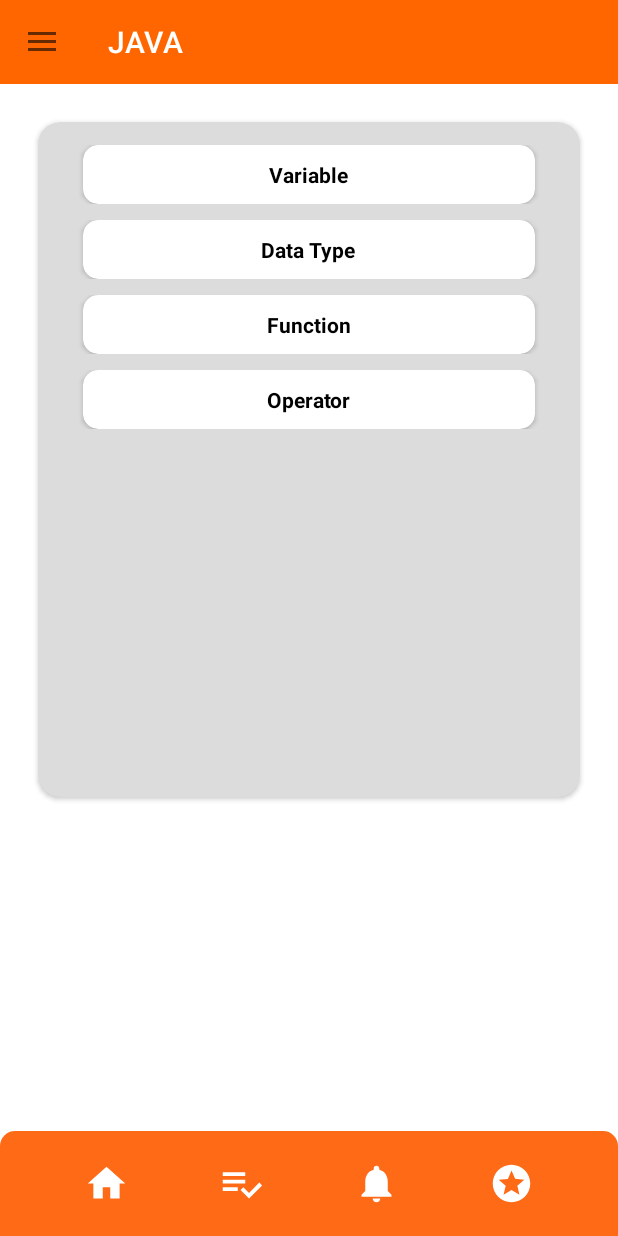
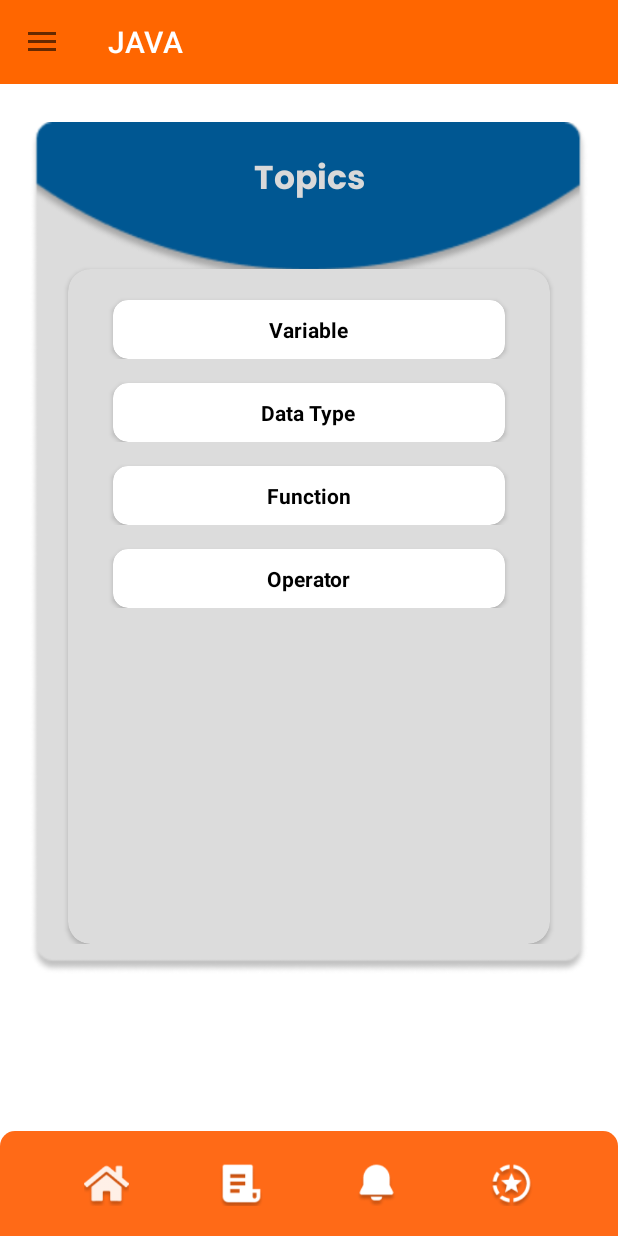
Before and after one commit to Shahbibek/Ansopedia, an Android app: the CategoryDetailsActivity screen opened directly, with no data from a screen before it, on a phone screen of 412 x 824 dp. Run offline under Robolectric (Android 15) with nearby library versions, the phone set to English and light mode, and no system bars; network calls fail.

Commit message:
category details updated..

```diff
--- a/app/src/main/res/layout/activity_category_details.xml
+++ b/app/src/main/res/layout/activity_category_details.xml
@@ -16,6 +16,7 @@
         android:id="@+id/navigationview"
         app:headerLayout="@layout/headerfile"
         app:menu="@menu/sidemenu"
+        android:visibility="gone"
         android:layout_gravity="start"/>
     <RelativeLayout
         android:layout_width="match_parent"
@@ -42,6 +43,29 @@
                 app:titleTextColor="@color/white"
                 tools:ignore="MissingConstraints" />
 
+            <LinearLayout
+                android:layout_width="match_parent"
+                android:layout_height="wrap_content"
+                android:orientation="vertical"
+                android:paddingBottom="20dp"
+                android:layout_marginTop="20dp"
+                android:background="@drawable/about_test_bg"
+                android:layout_marginHorizontal="20dp">
+            <TextView
+                android:id="@+id/Leaderboard_heading"
+                android:layout_width="match_parent"
+                android:layout_height="wrap_content"
+                android:layout_marginStart="15dp"
+                android:layout_marginTop="20dp"
+                android:layout_marginEnd="15dp"
+                android:layout_marginBottom="20dp"
+                android:fontFamily="@font/poppins_bold"
+                android:text="Topics"
+                android:textAlignment="center"
+                android:textColor="@color/editText_bg"
+                android:textSize="22dp"
+                android:textStyle="bold" />
+
             <androidx.cardview.widget.CardView
                 android:layout_width="match_parent"
                 android:layout_height="450dp"
@@ -57,9 +81,11 @@
                     android:layout_width="match_parent"
                     android:layout_height="wrap_content"
                     android:padding="10dp"
+                    android:layout_marginBottom="15dp"
                     tools:listitem="@layout/item_topics" />
 
             </androidx.cardview.widget.CardView>
+        </LinearLayout>
 
         </LinearLayout>
         <LinearLayout
@@ -77,7 +103,7 @@
                 android:layout_height="30dp"
                 android:layout_gravity="center"
                 android:layout_marginHorizontal="30dp"
-                android:src="@drawable/ic_baseline_home" />
+                android:src="@drawable/home_icon" />
 
             <ImageView
                 android:id="@+id/list"
@@ -85,7 +111,7 @@
                 android:layout_height="30dp"
                 android:layout_gravity="center"
                 android:layout_marginHorizontal="30dp"
-                android:src="@drawable/ic_baseline_playlist" />
+                android:src="@drawable/daily_quiz" />
 
             <ImageView
                 android:id="@+id/notification"
@@ -93,7 +119,7 @@
                 android:layout_height="30dp"
                 android:layout_gravity="center"
                 android:layout_marginHorizontal="30dp"
-                android:src="@drawable/ic_baseline_notifications" />
+                android:src="@drawable/notification_icon" />
 
             <ImageView
                 android:id="@+id/bookmark"
@@ -101,7 +127,7 @@
                 android:layout_height="30dp"
                 android:layout_gravity="center"
                 android:layout_marginHorizontal="30dp"
-                android:src="@drawable/ic_baseline_stars" />
+                android:src="@drawable/achivement_icon" />
 
         </LinearLayout>
 
--- a/app/src/main/res/layout/activity_contact_us.xml
+++ b/app/src/main/res/layout/activity_contact_us.xml
@@ -109,9 +109,9 @@
                     android:layout_width="match_parent"
                     android:layout_height="123dp"
                     android:layout_below="@+id/conDesc"
-                    android:layout_marginStart="15dp"
+                    android:layout_marginStart="20dp"
                     android:layout_marginTop="20dp"
-                    android:layout_marginEnd="15dp"
+                    android:layout_marginEnd="20dp"
                     android:layout_marginBottom="10dp"
                     android:background="@color/editText_bg"
                     android:drawablePadding="20dp"
--- a/app/src/main/res/layout/item_topics.xml
+++ b/app/src/main/res/layout/item_topics.xml
@@ -12,11 +12,12 @@
         android:layout_height="wrap_content"
         android:backgroundTint="@color/white"
         app:cardCornerRadius="10dp"
+        android:layout_marginVertical="5dp"
         android:layout_marginHorizontal="20dp"
         app:layout_constraintEnd_toEndOf="parent"
         app:layout_constraintHorizontal_bias="0.5"
         app:layout_constraintStart_toStartOf="parent"
-        android:elevation="4dp"
+        android:elevation="5dp"
         app:layout_constraintTop_toTopOf="parent">
 
         <TextView
```
